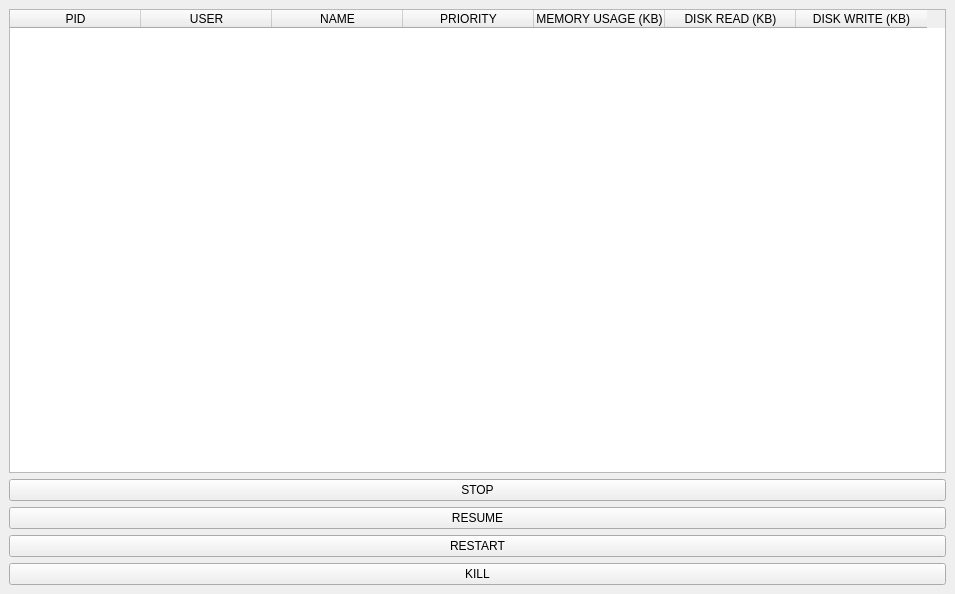
First picture: the form in screen_ui/screen.ui, repository marcoswb/process-manager, before the edit.
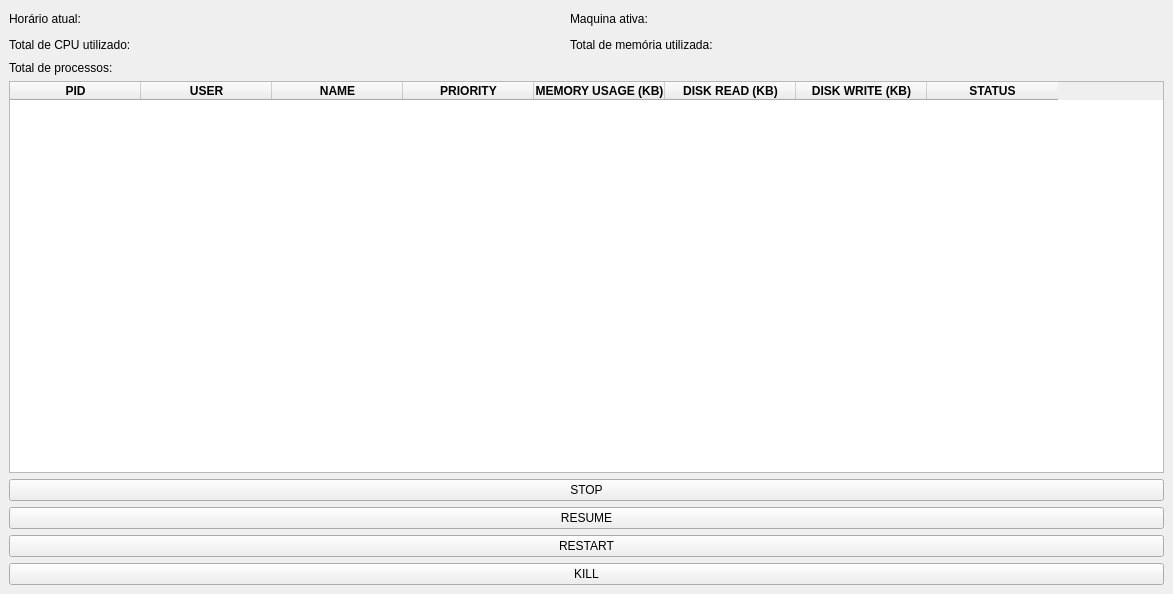
Second picture: the form after the edit.

Commit message: add general infos

```diff
--- a/screen_ui/screen.ui
+++ b/screen_ui/screen.ui
@@ -6,7 +6,7 @@
    <rect>
     <x>0</x>
     <y>0</y>
-    <width>955</width>
+    <width>1173</width>
     <height>594</height>
    </rect>
   </property>
@@ -17,6 +17,85 @@
    <layout class="QHBoxLayout" name="horizontalLayout">
     <item>
      <layout class="QVBoxLayout" name="verticalLayout_7">
+      <item>
+       <layout class="QVBoxLayout" name="verticalLayout_3">
+        <item>
+         <layout class="QHBoxLayout" name="horizontalLayout_2">
+          <item>
+           <widget class="QLabel" name="label__time">
+            <property name="text">
+             <string>Horário atual:</string>
+            </property>
+           </widget>
+          </item>
+          <item>
+           <widget class="QLabel" name="label__uptime">
+            <property name="text">
+             <string>Maquina ativa:</string>
+            </property>
+           </widget>
+          </item>
+          <item>
+           <spacer name="horizontalSpacer">
+            <property name="orientation">
+             <enum>Qt::Horizontal</enum>
+            </property>
+            <property name="sizeType">
+             <enum>QSizePolicy::Minimum</enum>
+            </property>
+            <property name="sizeHint" stdset="0">
+             <size>
+              <width>40</width>
+              <height>20</height>
+             </size>
+            </property>
+           </spacer>
+          </item>
+         </layout>
+        </item>
+        <item>
+         <layout class="QHBoxLayout" name="horizontalLayout_3">
+          <item>
+           <widget class="QLabel" name="label__cpu_usage">
+            <property name="text">
+             <string>Total de CPU utilizado:</string>
+            </property>
+           </widget>
+          </item>
+          <item>
+           <widget class="QLabel" name="label__memory_usage">
+            <property name="text">
+             <string>Total de memória utilizada:</string>
+            </property>
+           </widget>
+          </item>
+          <item>
+           <spacer name="horizontalSpacer_2">
+            <property name="orientation">
+             <enum>Qt::Horizontal</enum>
+            </property>
+            <property name="sizeType">
+             <enum>QSizePolicy::Minimum</enum>
+            </property>
+            <property name="sizeHint" stdset="0">
+             <size>
+              <width>40</width>
+              <height>20</height>
+             </size>
+            </property>
+           </spacer>
+          </item>
+         </layout>
+        </item>
+        <item>
+         <widget class="QLabel" name="label__infos_process">
+          <property name="text">
+           <string>Total de processos:</string>
+          </property>
+         </widget>
+        </item>
+       </layout>
+      </item>
       <item>
        <widget class="QTableWidget" name="table__list_process">
         <property name="sizePolicy">
@@ -44,35 +123,80 @@
          <property name="text">
           <string>PID</string>
          </property>
+         <property name="font">
+          <font>
+           <bold>true</bold>
+          </font>
+         </property>
         </column>
         <column>
          <property name="text">
           <string>USER</string>
          </property>
+         <property name="font">
+          <font>
+           <bold>true</bold>
+          </font>
+         </property>
         </column>
         <column>
          <property name="text">
           <string>NAME</string>
          </property>
+         <property name="font">
+          <font>
+           <bold>true</bold>
+          </font>
+         </property>
         </column>
         <column>
          <property name="text">
           <string>PRIORITY</string>
          </property>
+         <property name="font">
+          <font>
+           <bold>true</bold>
+          </font>
+         </property>
         </column>
         <column>
          <property name="text">
           <string>MEMORY USAGE (KB)</string>
          </property>
+         <property name="font">
+          <font>
+           <bold>true</bold>
+          </font>
+         </property>
         </column>
         <column>
          <property name="text">
           <string>DISK READ (KB)</string>
          </property>
+         <property name="font">
+          <font>
+           <bold>true</bold>
+          </font>
+         </property>
         </column>
         <column>
          <property name="text">
           <string>DISK WRITE (KB)</string>
+         </property>
+         <property name="font">
+          <font>
+           <bold>true</bold>
+          </font>
+         </property>
+        </column>
+        <column>
+         <property name="text">
+          <string>STATUS</string>
+         </property>
+         <property name="font">
+          <font>
+           <bold>true</bold>
+          </font>
          </property>
         </column>
        </widget>
```
The commit also changes 1 other file.
